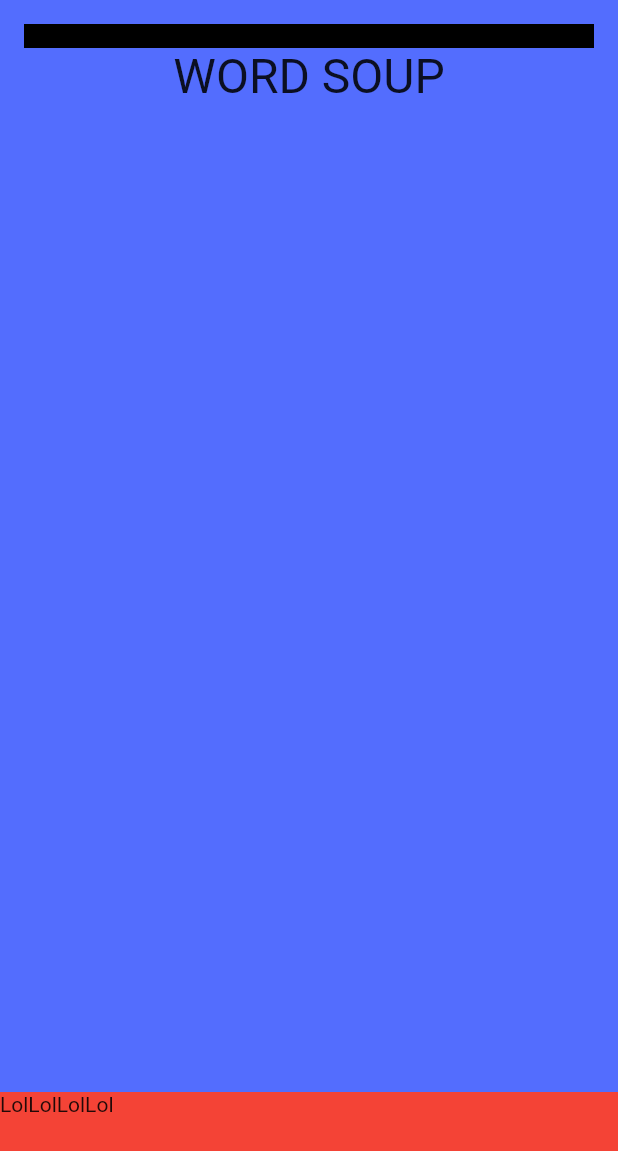
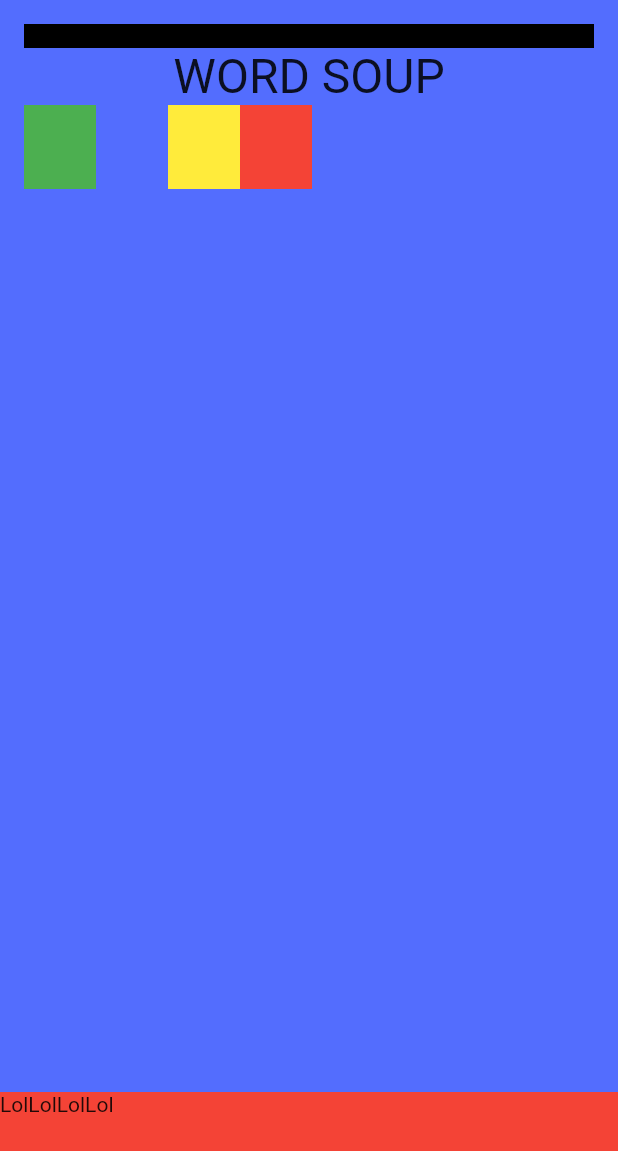
Before and after one commit to srolemberg/wordsoup, a Flutter app: the screen it shows after launch, on a phone screen of 412 x 824 dp. Shown: the top 1151 px of the screen. Run offline on Flutter 3.47's test engine with Material 2 defaults, Android fonts, the phone set to English and light mode, and no system bars; our stand-ins replace url_strategy.

Commit message:
character box defined

```diff
--- a/lib/page/maingame.dart
+++ b/lib/page/maingame.dart
@@ -1,4 +1,5 @@
 import 'package:flutter/material.dart';
+import 'package:wordsoup/widget/character_box.dart';
 import 'package:wordsoup/widget/keyboard_buffer_input.dart';
 
 class MainGamePage extends StatefulWidget {
@@ -16,14 +17,12 @@ class _MainGamePageState extends State<MainGamePage> {
   void initState() {
     super.initState();
     focusNode = FocusNode();
-    print("initState _MainGamePageState");
   }
 
   @override
   void dispose() {
     super.dispose();
     focusNode.dispose();
-    print("dispose _MainGamePageState");
   }
 
   @override
@@ -35,7 +34,8 @@ class _MainGamePageState extends State<MainGamePage> {
             child: ConstrainedBox(
               constraints: BoxConstraints(
                 minWidth: constraints.maxWidth,
-                  minHeight: constraints.maxHeight),
+                minHeight: constraints.maxHeight,
+              ),
               child: IntrinsicHeight(
                 child: Column(
                   crossAxisAlignment: CrossAxisAlignment.stretch,
@@ -44,9 +44,11 @@ class _MainGamePageState extends State<MainGamePage> {
                     Expanded(
                       child: GestureDetector(
                         onTap: () {
-                          setState(() {
+                          setState(
+                            () {
                               focusNode.requestFocus();
-                          });
+                            },
+                          );
                         },
                         child: Container(
                           color: Colors.indigoAccent,
@@ -60,7 +62,7 @@ class _MainGamePageState extends State<MainGamePage> {
                                     Expanded(
                                       flex: 1,
                                       child: Container(
-                                        margin: EdgeInsets.all(16),
+                                        margin: const EdgeInsets.all(16.0),
                                         child: Column(
                                           mainAxisAlignment:
                                               MainAxisAlignment.start,
@@ -70,17 +72,50 @@ class _MainGamePageState extends State<MainGamePage> {
                                               focusNode: focusNode,
                                               onChanged: (
                                                 TextEditingValue oldValue,
-                                                  TextEditingValue newValue,) {
-                                                print(oldValue);
-                                                print(newValue);
+                                                TextEditingValue newValue,
+                                              ) {
+                                                setState(() {
                                                   buffer = newValue.text;
-                                                print(buffer);
+                                                });
                                               },
                                             ),
                                             const Text(
                                               "WORD SOUP",
                                               style: TextStyle(fontSize: 32),
                                             ),
+                                            Row(
+                                              children: [
+                                                CharacterBoxWidget(
+                                                  char: buffer.isEmpty
+                                                      ? ""
+                                                      : buffer[0],
+                                                  status: BoxStatusEnum.SUCCESS,
+                                                ),
+                                                CharacterBoxWidget(
+                                                  char: buffer.length > 1
+                                                      ? buffer[1]
+                                                      : "",
+                                                  status: BoxStatusEnum.EMPTY,
+                                                ),
+                                                CharacterBoxWidget(
+                                                  char: buffer.length > 2
+                                                      ? buffer[2]
+                                                      : "",
+                                                  status: BoxStatusEnum.WARNING,
+                                                ),
+                                                CharacterBoxWidget(
+                                                  char: buffer.length > 3
+                                                      ? buffer[3]
+                                                      : "",
+                                                  status: BoxStatusEnum.ERROR,
+                                                ),
+                                                CharacterBoxWidget(
+                                                  char: buffer.length > 4
+                                                      ? buffer[4]
+                                                      : "",
+                                                ),
+                                              ],
+                                            )
                                           ],
                                         ),
                                       ),
--- /dev/null
+++ b/lib/widget/character_box.dart
@@ -0,0 +1,59 @@
+import 'package:flutter/material.dart';
+
+enum BoxStatusEnum { EMPTY, SUCCESS, WARNING, ERROR }
+
+class CharacterBoxWidget extends StatefulWidget {
+  final String char;
+
+  final BoxStatusEnum status;
+
+  const CharacterBoxWidget({
+    Key? key,
+    required this.char,
+    this.status = BoxStatusEnum.EMPTY,
+  }) : super(key: key);
+
+  @override
+  _CharacterBoxWidgetState createState() => _CharacterBoxWidgetState();
+}
+
+class _CharacterBoxWidgetState extends State<CharacterBoxWidget>
+    with SingleTickerProviderStateMixin {
+  late AnimationController _controller;
+
+  @override
+  void initState() {
+    super.initState();
+    _controller = AnimationController(vsync: this);
+  }
+
+  @override
+  void dispose() {
+    _controller.dispose();
+    super.dispose();
+  }
+
+  Color getColorByStatus(BoxStatusEnum status) {
+    if (status == BoxStatusEnum.SUCCESS) return Colors.green;
+    if (status == BoxStatusEnum.ERROR) return Colors.red;
+    if (status == BoxStatusEnum.WARNING) return Colors.yellow;
+    return Colors.transparent;
+  }
+
+  @override
+  Widget build(BuildContext context) {
+    return Container(
+      color: getColorByStatus(widget.status),
+      child: SizedBox(
+        width: 48.0,
+        child: Text(
+          widget.char,
+          style: const TextStyle(
+            fontSize: 48.0,
+            color: Colors.white,
+          ),
+        ),
+      ),
+    );
+  }
+}
```
Also changed, not shown: lib/page/homepage.dart (deleted, +0 -48 lines). Lines whose indentation alone changed are shown as unchanged.
